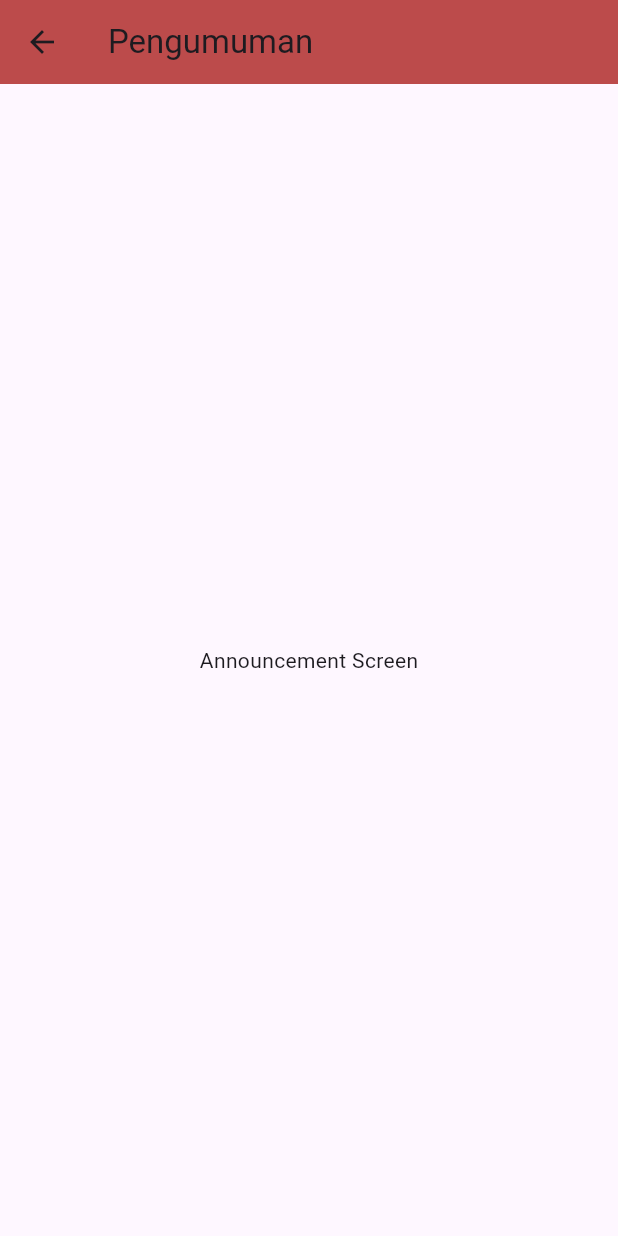
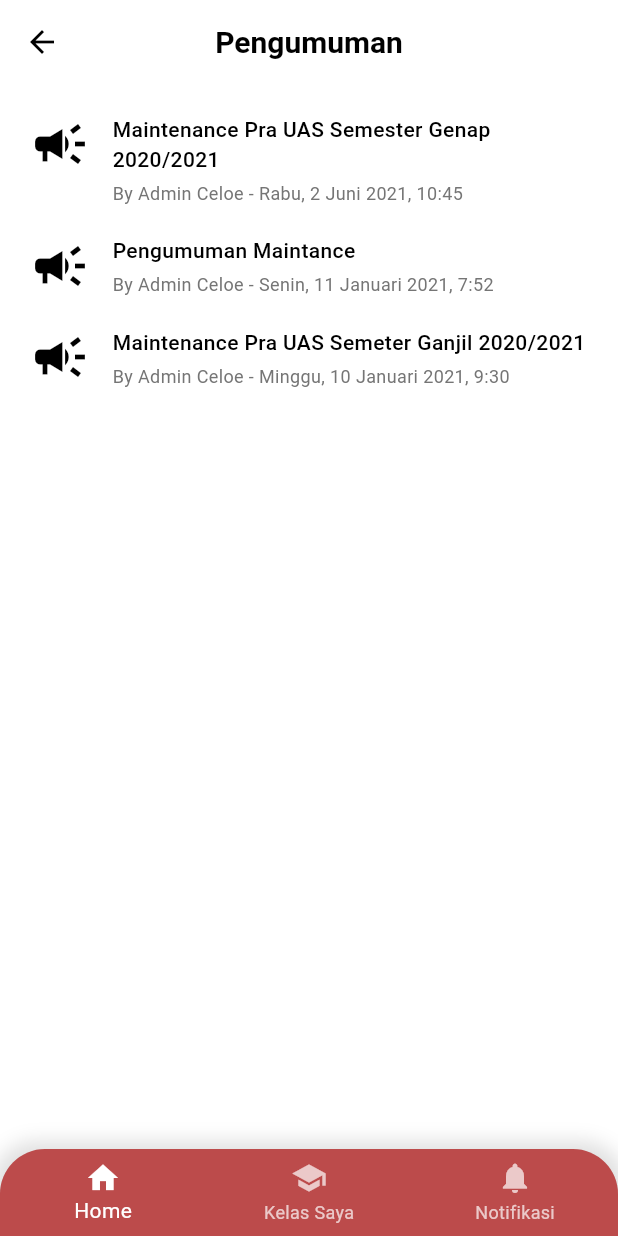
Before and after one commit to Yofaa123/Learning-Management-System, a Flutter app: the AnnouncementScreen screen opened directly, on a phone screen of 412 x 824 dp. Run offline on Flutter 3.47's test engine with Material 3 defaults, Android fonts, the phone set to English and light mode, and no system bars.

Commit message:
menambahkan halaman pengumumandan daftar item pengumuman

```diff
--- a/lib/screens/announcement/announcement_screen.dart
+++ b/lib/screens/announcement/announcement_screen.dart
@@ -1,18 +1,142 @@
 import 'package:flutter/material.dart';
 
-class AnnouncementScreen extends StatelessWidget {
+class AnnouncementScreen extends StatefulWidget {
   const AnnouncementScreen({super.key});
+
+  @override
+  State<AnnouncementScreen> createState() => _AnnouncementScreenState();
+}
+
+class _AnnouncementScreenState extends State<AnnouncementScreen> {
+  int _selectedIndex = 0; // Default to Home or just a visual state
+
+  void _onItemTapped(int index) {
+    // Since this is a pushed screen, we might just want to pop back for Home
+    // or navigate accordingly. For now, I'll keep it simple:
+    // 0: Home -> Pop
+    // Other tabs could replace the route or do nothing as this is a sub-screen.
+    if (index == 0) {
+      Navigator.of(context).pop();
+    }
+  }
 
   @override
   Widget build(BuildContext context) {
     return Scaffold(
+      backgroundColor: Colors.white,
       appBar: AppBar(
-        title: const Text('Pengumuman'),
-        backgroundColor: const Color(0xFFBC4B4B),
+        backgroundColor: Colors.white,
+        elevation: 0,
+        leading: IconButton(
+          icon: const Icon(Icons.arrow_back, color: Colors.black),
+          onPressed: () => Navigator.of(context).pop(),
+        ),
+        centerTitle: true,
+        title: const Text(
+          'Pengumuman',
+          style: TextStyle(
+            color: Colors.black,
+            fontWeight: FontWeight.bold,
+            fontSize: 20,
+          ),
+        ),
       ),
-      body: const Center(
-        child: Text('Announcement Screen'),
+      body: ListView(
+        padding: const EdgeInsets.all(20),
+        children: [
+          _buildAnnouncementItem(
+            title: 'Maintenance Pra UAS Semester Genap 2020/2021',
+            subtitle: 'By Admin Celoe - Rabu, 2 Juni 2021, 10:45',
+          ),
+          const SizedBox(height: 20),
+          _buildAnnouncementItem(
+            title: 'Pengumuman Maintance',
+            subtitle: 'By Admin Celoe - Senin, 11 Januari 2021, 7:52',
+          ),
+          const SizedBox(height: 20),
+          _buildAnnouncementItem(
+            title: 'Maintenance Pra UAS Semeter Ganjil 2020/2021',
+            subtitle: 'By Admin Celoe - Minggu, 10 Januari 2021, 9:30',
+          ),
+        ],
+      ),
+      bottomNavigationBar: Container(
+        decoration: const BoxDecoration(
+          borderRadius: BorderRadius.only(
+            topLeft: Radius.circular(30.0),
+            topRight: Radius.circular(30.0),
+          ),
+          boxShadow: [
+            BoxShadow(color: Colors.black12, spreadRadius: 5, blurRadius: 10),
+          ],
+        ),
+        child: ClipRRect(
+          borderRadius: const BorderRadius.only(
+            topLeft: Radius.circular(30.0),
+            topRight: Radius.circular(30.0),
+          ),
+          child: BottomNavigationBar(
+            items: const <BottomNavigationBarItem>[
+              BottomNavigationBarItem(icon: Icon(Icons.home), label: 'Home'),
+              BottomNavigationBarItem(
+                icon: Icon(Icons.school),
+                label: 'Kelas Saya',
+              ),
+              BottomNavigationBarItem(
+                icon: Icon(Icons.notifications),
+                label: 'Notifikasi',
+              ),
+            ],
+            // We don't really have a selected index valid for "Announcement"
+            // but usually it's accessed from Home, so typically no index is active
+            // or we mock one. The image shows Home is sort of highlighted?
+            // Actually in the image the Home icon is filled white, others outline.
+            // But standard material bottom nav logic applies.
+            currentIndex: 0,
+            selectedItemColor: Colors.white,
+            unselectedItemColor: Colors.white70,
+            backgroundColor: const Color(0xFFBC4B4B),
+            onTap: _onItemTapped,
+            type: BottomNavigationBarType.fixed,
+          ),
+        ),
       ),
     );
   }
+
+  Widget _buildAnnouncementItem({
+    required String title,
+    required String subtitle,
+  }) {
+    return Row(
+      crossAxisAlignment: CrossAxisAlignment.start,
+      children: [
+        const Icon(Icons.campaign, size: 40, color: Colors.black),
+        const SizedBox(width: 15),
+        Expanded(
+          child: Column(
+            crossAxisAlignment: CrossAxisAlignment.start,
+            children: [
+              Text(
+                title,
+                style: const TextStyle(
+                  fontSize: 14,
+                  fontWeight: FontWeight.w500, // Medium weight
+                  color: Colors.black,
+                ),
+              ),
+              const SizedBox(height: 4),
+              Text(
+                subtitle,
+                style: TextStyle(
+                  fontSize: 12,
+                  color: Colors.grey[600],
+                ),
+              ),
+            ],
+          ),
+        ),
+      ],
+    );
+  }
 }
```
